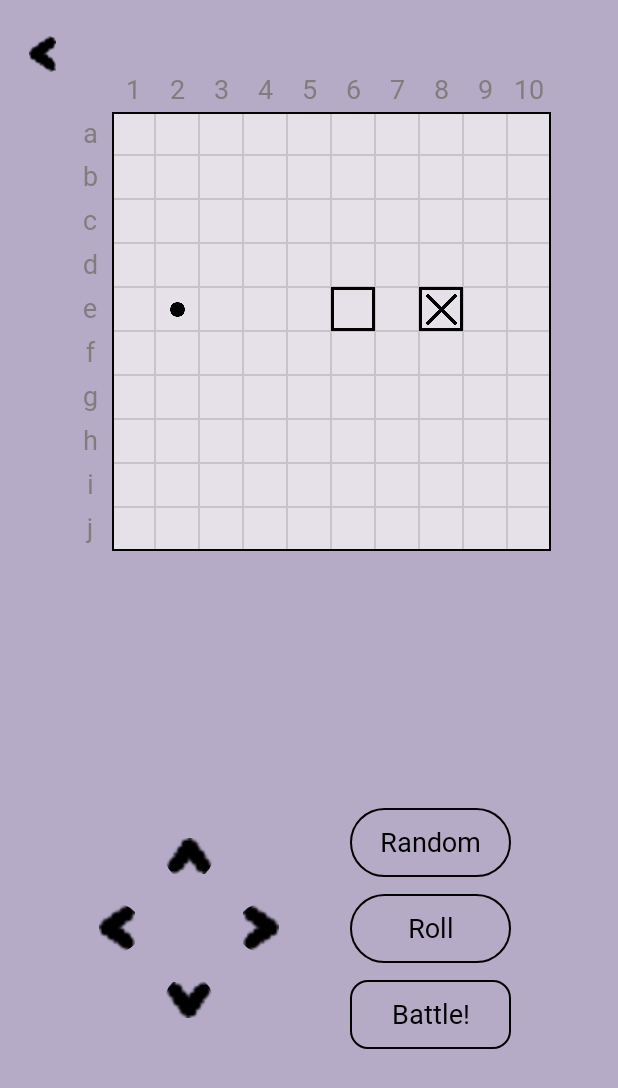
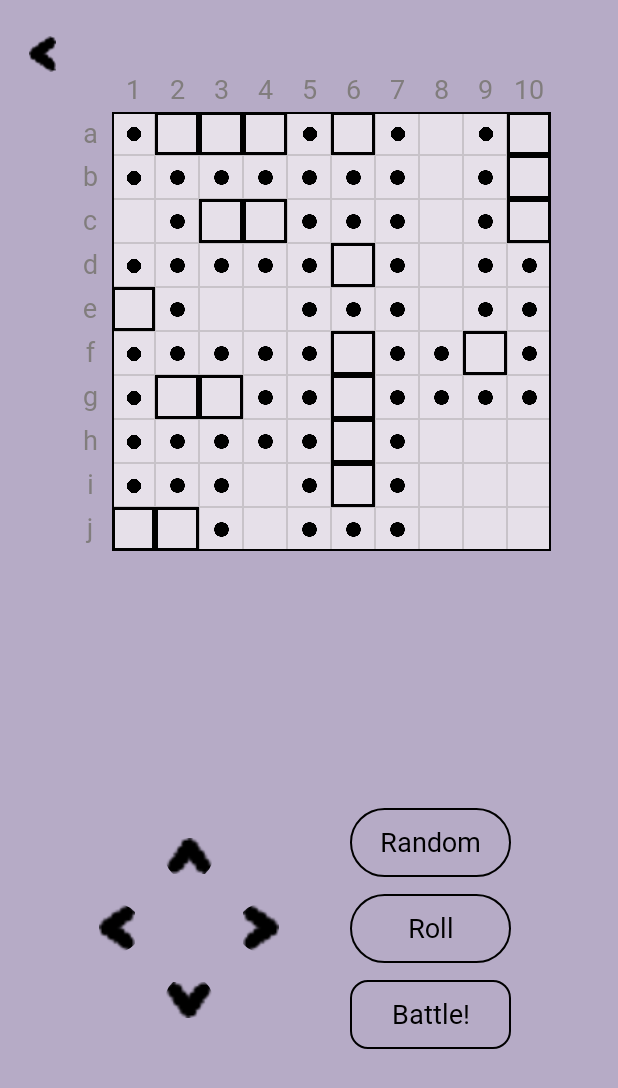
Before and after one commit to Daniloday/SeaBattle, an Android app built with Jetpack Compose: the PrepareRoute screen opened through its navigation route, on a phone screen of 412 x 824 dp. Shown: the top 1088 px of the screen. Run offline under Robolectric (Android 15) with nearby library versions, the light colour scheme and no system bars; our stand-ins replace Dagger/Hilt's generated code; Roboto replaces fonts that are not available here.

Commit message:
alexm: random working, readyToBattle in progress

```diff
--- a/app/src/main/java/com/missclick/seabattle/presentation/navigation/Navigation.kt
+++ b/app/src/main/java/com/missclick/seabattle/presentation/navigation/Navigation.kt
@@ -20,11 +20,12 @@ fun Navigation(){
     val navController = rememberNavController()
 
 
-    NavHost(navController = navController, startDestination = NavigationTree.Menu.route){
+    NavHost(navController = navController, startDestination = NavigationTree.Prepare.route){
 
         composable(NavigationTree.Menu.route){
             MenuRoute(navController)
         }
+
         composable(NavigationTree.Multiplayer.route){
             MultiplayerRoute(navController)
         }
--- a/app/src/main/java/com/missclick/seabattle/presentation/screens/prepare/PrepareRoute.kt
+++ b/app/src/main/java/com/missclick/seabattle/presentation/screens/prepare/PrepareRoute.kt
@@ -80,7 +80,7 @@ fun PrepareScreen(
                     horizontalAlignment = Alignment.CenterHorizontally
                 ) {
                     Battlefield(
-                        listBattlefield = listBattlefield, modifier = Modifier
+                        listBattlefield = uiState.battleFieldListEnum, modifier = Modifier
                             .size(battleFieldSize.dp)
                     )
                     Row(
@@ -106,7 +106,9 @@ fun PrepareScreen(
                                         .size((battleFieldSize / 10).dp)
                                         .rotate(90f)
                                         .clip(CircleShape)
-                                        .clickable { },
+                                        .clickable {
+                                            obtainEvent(PrepareEvent.UpArrow)
+                                        },
                                     contentDescription = null
                                 )
                                 Row(
@@ -118,7 +120,9 @@ fun PrepareScreen(
                                         modifier = Modifier
                                             .size((battleFieldSize / 10).dp)
                                             .clip(CircleShape)
-                                            .clickable { },
+                                            .clickable {
+                                                obtainEvent(PrepareEvent.LeftArrow)
+                                            },
                                         contentDescription = null
                                     )
                                     Spacer(modifier = Modifier.size((battleFieldSize / 5).dp))
@@ -128,7 +132,9 @@ fun PrepareScreen(
                                             .size((battleFieldSize / 10).dp)
                                             .scale(scaleX = -1f, scaleY = 1f)
                                             .clip(CircleShape)
-                                            .clickable { },
+                                            .clickable {
+                                                obtainEvent(PrepareEvent.RightArrow)
+                                            },
                                         contentDescription = null
                                     )
                                 }
@@ -138,7 +144,9 @@ fun PrepareScreen(
                                         .size((battleFieldSize / 10).dp)
                                         .rotate(-90f)
                                         .clip(CircleShape)
-                                        .clickable { },
+                                        .clickable {
+                                            obtainEvent(PrepareEvent.DownArrow)
+                                        },
                                     contentDescription = null
                                 )
                             }
@@ -158,7 +166,7 @@ fun PrepareScreen(
                                 border = BorderStroke(1.dp, AppTheme.colors.primary),
                                 shape = RoundedCornerShape(50),
                                 onClick = {
-
+                                    obtainEvent(PrepareEvent.Random)
                                 }
                             ) {
                                 Box(Modifier.fillMaxSize()) {
@@ -179,7 +187,7 @@ fun PrepareScreen(
                                 border = BorderStroke(1.dp, AppTheme.colors.primary),
                                 shape = RoundedCornerShape(50),
                                 onClick = {
-
+                                    obtainEvent(PrepareEvent.Roll)
                                 }
                             ) {
                                 Box(Modifier.fillMaxSize()) {
@@ -201,7 +209,7 @@ fun PrepareScreen(
                                 colors = CardDefaults.cardColors(containerColor = Color.Transparent),
                                 border = BorderStroke(1.dp, AppTheme.colors.primary),
                                 onClick = {
-
+                                    obtainEvent(PrepareEvent.Battle)
                                 }
                             ) {
                                 Box(Modifier.fillMaxSize()) {
--- a/app/src/main/java/com/missclick/seabattle/presentation/screens/prepare/PrepareViewModel.kt
+++ b/app/src/main/java/com/missclick/seabattle/presentation/screens/prepare/PrepareViewModel.kt
@@ -2,6 +2,9 @@ package com.missclick.seabattle.presentation.screens.prepare
 
 import com.missclick.seabattle.common.BaseViewModel
 import com.missclick.seabattle.domain.model.Cell
+import com.missclick.seabattle.presentation.screens.prepare.models.CellPosition
+import com.missclick.seabattle.presentation.screens.prepare.models.CellStatePrepare
+import com.missclick.seabattle.presentation.screens.prepare.models.ShipsDataClass
 import dagger.hilt.android.lifecycle.HiltViewModel
 import javax.inject.Inject
 
@@ -46,6 +49,11 @@ class PrepareViewModel @Inject constructor() :
         }
     }
 
+    init {
+
+        random()
+    }
+
     private fun upArrow() {}
     private fun downArrow() {}
     private fun leftArrow() {}
@@ -53,32 +61,31 @@ class PrepareViewModel @Inject constructor() :
 
     private fun isPossibleToMove(
         direction: String,
-        battleFieldList: MutableList<MutableList<CellStatePrepare>>,
-        listCellsToMove: MutableList<PossiblePositions>
+        listCellsToMove: MutableList<CellPosition>
     ): Boolean {
 
         when (direction) {
             "up" -> {
                 listCellsToMove.forEach { it ->
-                    if (battleFieldList[it.row - 1][it.column].isEnabled) return true
+                    if (it.row - 1 in 0 until 10) return true
                 }
             }
 
             "down" -> {
                 listCellsToMove.forEach { it ->
-                    if (battleFieldList[it.row + 1][it.column].isEnabled) return true
+                    if (it.row + 1 in 0 until 10) return true
                 }
             }
 
             "left" -> {
                 listCellsToMove.forEach { it ->
-                    if (battleFieldList[it.row][it.column - 1].isEnabled) return true
+                    if (it.column - 1 in 0 until 10) return true
                 }
             }
 
             "right" -> {
                 listCellsToMove.forEach { it ->
-                    if (battleFieldList[it.row][it.column + 1].isEnabled) return true
+                    if (it.column + 1 in 0 until 10) return true
                 }
             }
         }
@@ -99,44 +106,190 @@ class PrepareViewModel @Inject constructor() :
             }
         }
 
-        println(battleFieldList)
+        _uiState.value = uiState.value.copy(
+            battleFieldList = battleFieldList,
+            battleFieldListEnum = battleFieldList.map {
+                it.map { it2 ->
+                    if (it2.isShip) Cell.SHIP_ALIVE else Cell.EMPTY
+                }
+            },
+            shipsList = listOf(
+                listOf(
+                    ShipsDataClass(
+                        isSelected = false,
+                        listOf(
+                            CellPosition(-1, -1),
+                            CellPosition(-1, -1),
+                            CellPosition(-1, -1),
+                            CellPosition(-1, -1)
+                        )
+                    )
+                ),
+                listOf(
+                    ShipsDataClass(
+                        isSelected = false,
+                        listOf(
+                            CellPosition(-1, -1),
+                            CellPosition(-1, -1),
+                            CellPosition(-1, -1)
+                        )
+                    ),
+                    ShipsDataClass(
+                        isSelected = false,
+                        listOf(
+                            CellPosition(-1, -1),
+                            CellPosition(-1, -1),
+                            CellPosition(-1, -1),
+
+                            )
+
+                    )
+                ),
+                listOf(
+                    ShipsDataClass(
+                        isSelected = false,
+                        listOf(
+                            CellPosition(-1, -1),
+                            CellPosition(-1, -1)
+                        )
+
+                    ),
+                    ShipsDataClass(
+                        isSelected = false,
+                        listOf(
+                            CellPosition(-1, -1),
+                            CellPosition(-1, -1)
+                        )
+                    ),
+                    ShipsDataClass(
+                        isSelected = false,
+                        listOf(
+                            CellPosition(-1, -1),
+                            CellPosition(-1, -1)
+                        )
+                    )
+                ),
+                listOf(
+                    ShipsDataClass(
+                        isSelected = false,
+                        listOf(
+                            CellPosition(-1, -1)
+                        )
+                    ),
+
+                    ShipsDataClass(
+                        isSelected = false,
+                        listOf(
+                            CellPosition(-1, -1)
+                        )
+                    ),
+
+                    ShipsDataClass(
+                        isSelected = false,
+                        listOf(
+                            CellPosition(-1, -1)
+                        )
+                    ),
+
+                    ShipsDataClass(
+                        isSelected = false,
+                        listOf(
+                            CellPosition(-1, -1)
+                        )
+                    )
+                )
+
+            ),
+            isCanGoBattle = false
+        )
+
 
         //start to fill cells
 
         //add 4-cells ship
-        val shipSize = 4
-        val listOfPossiblePositionsToShip = possiblePositionsToShip(shipSize, battleFieldList)
+        addShipOnBattleField(4, 0, 0)
+
+        //add 3-cells ships
+        addShipOnBattleField(3, 1, 0)
+        addShipOnBattleField(3, 1, 1)
+
+        //add 2-cells ships
+        addShipOnBattleField(2, 2, 0)
+        addShipOnBattleField(2, 2, 1)
+        addShipOnBattleField(2, 2, 2)
+
+
+        //add 1-cells ships
+        addShipOnBattleField(1, 3, 0)
+        addShipOnBattleField(1, 3, 1)
+        addShipOnBattleField(1, 3, 2)
+        addShipOnBattleField(1, 3, 3)
+
+        //checker that all ships on field
+
+        println(readyToBattle())
+
+//        _uiState.value = uiState.value.copy(
+//            isCanGoBattle = readyToBattle()
+//        )
+
+    }
+
+    private fun addShipOnBattleField(shipSize: Int, deck: Int, numberOfShip: Int) {
+
+        var battleFieldList =
+            uiState.value.battleFieldList.map { it.toMutableList() }.toMutableList()
+
+        val listOfPossiblePositionsToShip = possiblePositionsToShip(
+            shipSize,
+            battleFieldList
+        )
         val randomSet = listOfPossiblePositionsToShip.shuffled().first()
 
         for (i in 0 until shipSize) {
             battleFieldList[randomSet[i].row][randomSet[i].column].isEnabled = false
             battleFieldList[randomSet[i].row][randomSet[i].column].isShip = true
         }
+
         // isEnabled=false around ship
+        battleFieldList = disableCellsAroundShip(randomSet, battleFieldList)
 
-        battleFieldList = disableCellsAroundShip(randomSet, battleFieldList)
-        println(battleFieldList)
+        _uiState.value = uiState.value.copy(
+            battleFieldList = battleFieldList,
+            battleFieldListEnum = battleFieldList.map {
+                it.map { it2 ->
+                    if (it2.isShip) {
+                        Cell.SHIP_ALIVE
 
+                    } else {
+                        Cell.EMPTY
+                    }
+                }
+            },
+            shipsList = uiState.value.shipsList.mapIndexed() { index, it ->
+                if (index == deck) {
+                    it.mapIndexed() { ind2, it2 ->
+                        if (ind2 == numberOfShip) {
+                            ShipsDataClass(isSelected = false, shipCells = randomSet)
+                        } else {
+                            it2
+                        }
+                    }
+                } else {
+                    it
+                }
 
-        //checker that all ships on field
+            }
+        )
 
     }
 
     private fun disableCellsAroundShip(
-        randomSet: MutableList<PossiblePositions>,
+        randomSet: MutableList<CellPosition>,
         battleFieldList: MutableList<MutableList<CellStatePrepare>>
     ): MutableList<MutableList<CellStatePrepare>> {
 
         val battleFieldListNew = battleFieldList
-
-
-        _uiState.value = uiState.value.copy(
-            battleFieldList = uiState.value.battleFieldList.map {
-               it.map { it2 ->
-                   it2
-               }
-            }
-        )
 
         for (i in randomSet.indices) {
 
@@ -191,9 +344,9 @@ class PrepareViewModel @Inject constructor() :
     private fun possiblePositionsToShip(
         size: Int,
         currentBattlefieldList: MutableList<MutableList<CellStatePrepare>>
-    ): MutableList<MutableList<PossiblePositions>> {
+    ): MutableList<MutableList<CellPosition>> {
 
-        val listOfPossiblePositionsToShip = mutableListOf<MutableList<PossiblePositions>>()
+        val listOfPossiblePositionsToShip = mutableListOf<MutableList<CellPosition>>()
 
         //vertical search
 
@@ -203,20 +356,18 @@ class PrepareViewModel @Inject constructor() :
 
 
                 var isSuitable = true
-                val suitableList = mutableListOf<PossiblePositions>()
+                val suitableList = mutableListOf<CellPosition>()
 
                 for (i in 0 until size) {
                     if (!currentBattlefieldList[row + i][column].isEnabled) {
                         isSuitable = false
                     } else {
-                        suitableList.add(PossiblePositions(row, column))
+                        suitableList.add(CellPosition(row + i, column))
                     }
                 }
 
                 if (isSuitable) {
                     listOfPossiblePositionsToShip.add(suitableList)
-
-                    println(listOfPossiblePositionsToShip)
                 }
 
             }
@@ -225,30 +376,245 @@ class PrepareViewModel @Inject constructor() :
 
         //horizontal search
 
-        for (column in 0 until 10 - size) {
-            for (row in 0 until 10) {
+        for (row in 0 until 10) {
+            for (column in 0 until 10 - size) {
 
                 var isSuitable = true
-                val suitableList = mutableListOf<PossiblePositions>()
+                val suitableList = mutableListOf<CellPosition>()
 
                 for (i in 0 until size) {
                     if (!currentBattlefieldList[row][column + i].isEnabled) {
                         isSuitable = false
                     } else {
-                        suitableList.add(PossiblePositions(row, column))
+                        suitableList.add(CellPosition(row, column + i))
                     }
                 }
 
                 if (isSuitable) {
                     listOfPossiblePositionsToShip.add(suitableList)
-
-                    println(listOfPossiblePositionsToShip)
                 }
 
             }
         }
 
         return listOfPossiblePositionsToShip
+    }
+
+
+    private fun readyToBattle(): Boolean {
+
+        val listOfAllShipsCells = mutableListOf<CellPosition>()
+
+        uiState.value.shipsList.forEach {
+            it.forEach { it2 ->
+                it2.shipCells.forEach { it3 ->
+                    listOfAllShipsCells.add(it3)
+                }
+            }
+        }
+
+        if (listOfAllShipsCells.size != 20) return false
+
+        val listOfShipSurroundingsCells = mutableListOf<CellPosition>()
+
+        uiState.value.shipsList.forEach {
+            it.forEach { it2 ->
+                it2.shipCells.forEachIndexed() { i, it3 ->
+                    //up
+                    if (it2.shipCells[i].row - 1 in 0 until 10) {
+                        listOfShipSurroundingsCells.add(
+                            CellPosition(
+                                it2.shipCells[i].row - 1,
+                                it2.shipCells[i].column
+                            )
+                        )
+                    }
+
+                    //down
+                    if (it2.shipCells[i].row + 1 in 0 until 10) {
+                        listOfShipSurroundingsCells.add(
+                            CellPosition(
+                                it2.shipCells[i].row + 1,
+                                it2.shipCells[i].column
+                            )
+                        )
+                    }
+
+                    //left
+                    if (it2.shipCells[i].column - 1 in 0 until 10) {
+                        listOfShipSurroundingsCells.add(
+                            CellPosition(
+                                it2.shipCells[i].row,
+                                it2.shipCells[i].column - 1
+                            )
+                        )
+                    }
+
+                    //right
+                    if (it2.shipCells[i].column + 1 in 0 until 10) {
+                        listOfShipSurroundingsCells.add(
+                            CellPosition(
+                                it2.shipCells[i].row,
+                                it2.shipCells[i].column + 1
+                            )
+                        )
+                    }
+
+                    //up-left
+                    if (it2.shipCells[i].row - 1 in 0 until 10 && it2.shipCells[i].column - 1 in 0 until 10) {
+                        listOfShipSurroundingsCells.add(
+                            CellPosition(
+                                it2.shipCells[i].row - 1,
+                                it2.shipCells[i].column
+                            )
+                        )
+                    }
+
+                    //up-right
+                    if (it2.shipCells[i].row - 1 in 0 until 10 && it2.shipCells[i].column + 1 in 0 until 10) {
+                        listOfShipSurroundingsCells.add(
+                            CellPosition(
+                                it2.shipCells[i].row - 1,
+                                it2.shipCells[i].column + 1
+                            )
+                        )
+                    }
+
+                    //down-left
+                    if (it2.shipCells[i].row + 1 in 0 until 10 && it2.shipCells[i].column - 1 in 0 until 10) {
+                        listOfShipSurroundingsCells.add(
+                            CellPosition(
+                                it2.shipCells[i].row + 1,
+                                it2.shipCells[i].column - 1
+                            )
+                        )
+                    }
+
+                    //down-right
+                    if (it2.shipCells[i].row + 1 in 0 until 10 && it2.shipCells[i].column + 1 in 0 until 10) {
+                        listOfShipSurroundingsCells.add(
+                            CellPosition(
+                                it2.shipCells[i].row + 1,
+                                it2.shipCells[i].column + 1
+                            )
+                        )
+                    }
+
+                }
+            }
+        }
+
+
+
+        println(listOfShipSurroundingsCells.size)
+
+        println(listOfShipSurroundingsCells.toSet())
+
+        println(listOfShipSurroundingsCells.toSet().size)
+
+
+        println(listOfShipSurroundingsCells.toSet().filter {
+            it !in listOfAllShipsCells
+        }.size)
+
+
+        var counter = 0
+        var dots = 0
+        var ships = 0
+        var empty = 0
+        var conflict = 0
+
+
+//        println("dots: $dots")
+//        println("ships: $ships")
+//        println("empty: $empty")
+//        println("conflict: $conflict")
+
+
+        println("do")
+
+        println("dots: ${uiState.value.battleFieldListEnum.forEach {
+            it.filter { it2-> it2 == Cell.DOT }
+        }}")
+        println("ships: ${uiState.value.battleFieldListEnum.forEach {
+            it.filter { it2-> it2 == Cell.SHIP_ALIVE }
+        }}")
+        println("empty: ${uiState.value.battleFieldListEnum.forEach {
+            it.filter { it2-> it2 == Cell.EMPTY }
+        }}")
+        println("conflict: $conflict")
+
+
+
+        listOfShipSurroundingsCells.toSet().filter {
+            it !in listOfAllShipsCells
+        }.forEachIndexed() { index, cellPosition ->
+
+            _uiState.value = uiState.value.copy(
+                battleFieldListEnum = uiState.value.battleFieldListEnum.mapIndexed() { ind, it ->
+                    it.mapIndexed { ind2, it2 ->
+                        counter+=1
+//                        println(it2)
+//                        println("$ind $ind2")
+                        if (ind == cellPosition.row && ind2 == cellPosition.column) {
+                            if (it2 == Cell.SHIP_ALIVE) conflict += 1
+                            dots += 1
+                            Cell.DOT
+                        } else {
+                            if (it2 == Cell.SHIP_ALIVE) {
+                                ships += 1
+
+                            } else {
+                                empty += 1
+
+                            }
+//                            println("counter: $counter")
+//                            println("dots: $dots")
+//                            println("ships: $ships")
+//                            println("empty: $empty")
+//                            println("conflict: $conflict")
+//                            println("///////////////////")
+                            it2
+                        }
+                    }
+                }
+            )
+        }
+
+        println("dots: ${uiState.value.battleFieldListEnum.forEach {
+            it.filter { it2-> it2 == Cell.DOT }
+        }}")
+        println("ships: ${uiState.value.battleFieldListEnum.forEach {
+            it.filter { it2-> it2 == Cell.SHIP_ALIVE }
+        }}")
+        println("empty: ${uiState.value.battleFieldListEnum.forEach {
+            it.filter { it2-> it2 == Cell.EMPTY }
+        }}")
+
+
+
+
+
+
+
+        return true
+
+    }
+
+    private fun putDots() {
+        println("putDots")
+        _uiState.value = uiState.value.copy(
+            battleFieldListEnum = uiState.value.battleFieldList.map {
+                it.map { it2 ->
+                    if (it2.isShip) Cell.SHIP_ALIVE else {
+                        if (it2.isEnabled) {
+                            Cell.EMPTY
+                        } else Cell.DOT
+                    }
+
+                }
+            }
+        )
     }
 
     private fun roll() {}
@@ -258,30 +624,22 @@ class PrepareViewModel @Inject constructor() :
 
 }
 
-data class PossiblePositions(
-    var row: Int,
-    var column: Int
+
+data class PrepareUiState(
+    val connectionStatus: ConnectionStatus = ConnectionStatus.Nothing,
+    val battleFieldListEnum: List<List<Cell>> = listOf(),
+    val battleFieldList: List<List<CellStatePrepare>> = listOf(),
+    val shipsList: List<List<ShipsDataClass>> = listOf(),
+    val isCanGoBattle: Boolean = false
 )
 
 
-data class PrepareUiState(
-    val connectionStatus : ConnectionStatus = ConnectionStatus.Nothing,
-    val battleFieldList: List<List<Cell>> = listOf(),
-)
-
-
-
-
-sealed class ConnectionStatus(){
+sealed class ConnectionStatus() {
     data object Nothing : ConnectionStatus()
     data object Waiting : ConnectionStatus()
     data object Error : ConnectionStatus()
     data object Success : ConnectionStatus()
 }
-
-
-
-
 
 
 //sealed class PrepareUiState2() {
@@ -300,11 +658,6 @@ sealed class ConnectionStatus(){
 //
 //}
 
-data class CellStatePrepare(
-    var isEnabled: Boolean,
-    var isShip: Boolean
-)
-
 sealed class PrepareEvent {
     data object UpArrow : PrepareEvent()
     data object LeftArrow : PrepareEvent()
--- /dev/null
+++ b/app/src/main/java/com/missclick/seabattle/presentation/screens/prepare/models/DataClassForVM.kt
@@ -0,0 +1,16 @@
+package com.missclick.seabattle.presentation.screens.prepare.models
+
+data class CellStatePrepare(
+    var isEnabled: Boolean,
+    var isShip: Boolean
+)
+
+data class CellPosition(
+    var row: Int,
+    var column: Int
+)
+
+data class ShipsDataClass(
+    var isSelected: Boolean,
+    var shipCells: List<CellPosition>
+)
```
